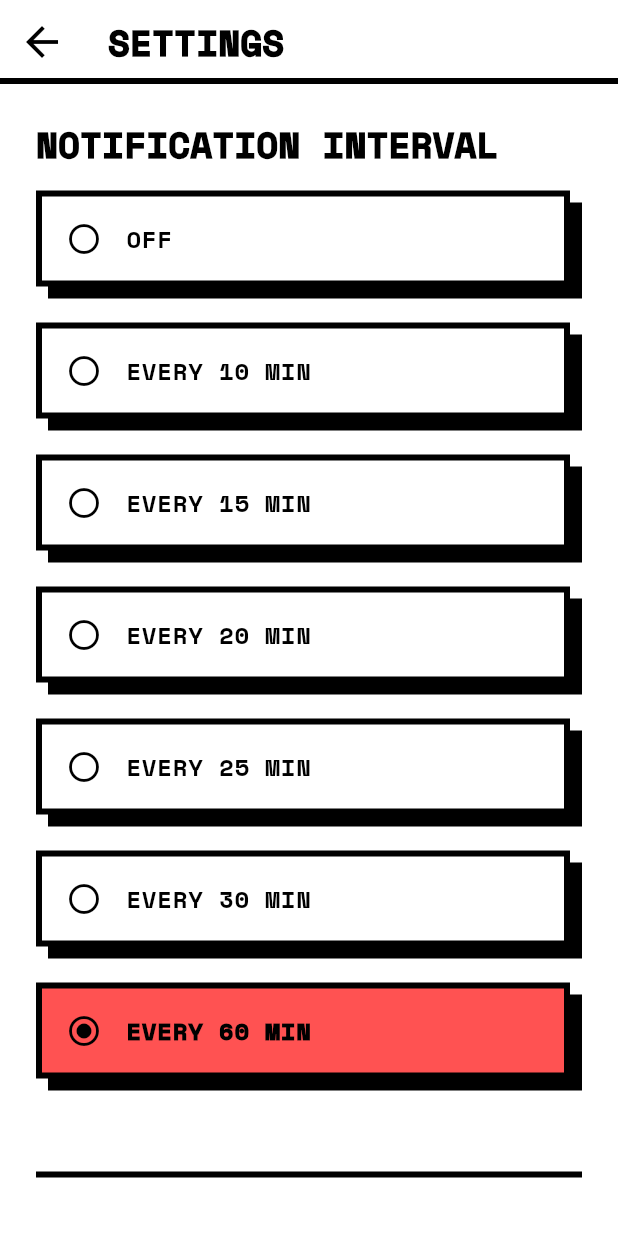
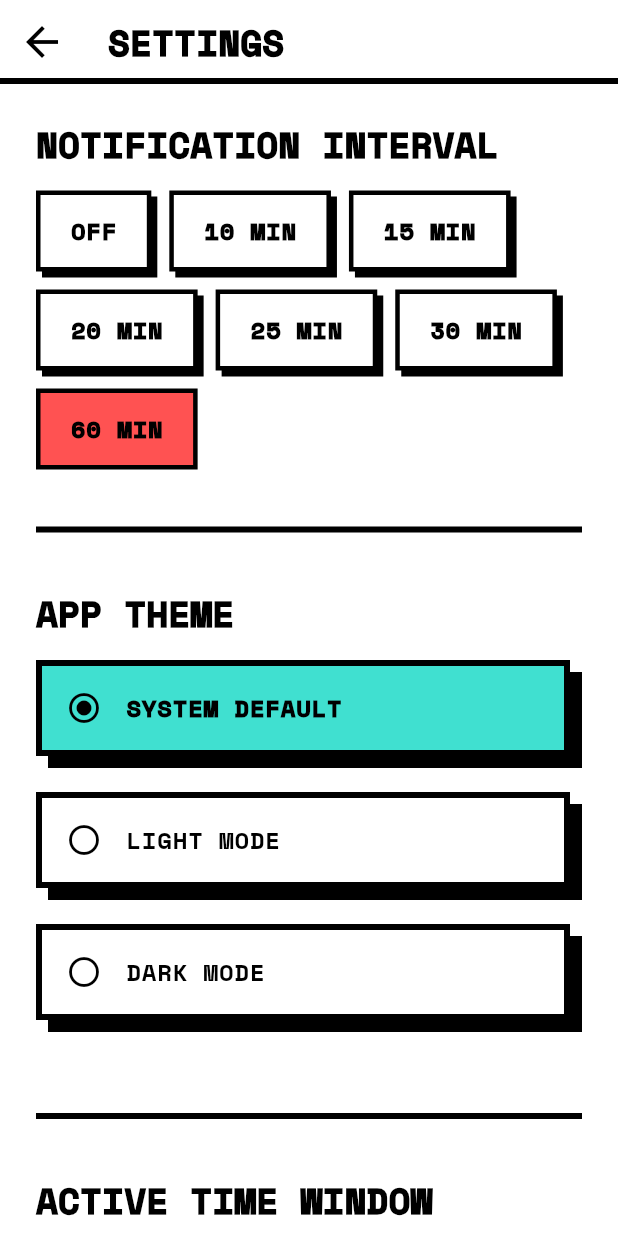
Before and after one commit to NguyenPhuDuc307/ELED, a Flutter app: the screen it shows after launch, after a tap on the "settings" icon, on a phone screen of 412 x 824 dp. Run offline on Flutter 3.47's test engine with Material 3 defaults, Android fonts, the phone set to English and light mode, and no system bars; our stand-ins replace csv, flutter_local_notifications, google_fonts, shared_preferences, timezone; missing offline and left inert: android_alarm_manager_plus, home_widget; statements that could not run were skipped.

Commit message:
cải tiến giao diện

```diff
--- a/lib/screens/home_screen.dart
+++ b/lib/screens/home_screen.dart
@@ -486,10 +486,9 @@ class _HomeScreenState extends State<HomeScreen> {
       itemCount: results.length,
       itemBuilder: (context, index) {
         final vocab = results[index];
-        final isEven = index % 2 == 0;
 
         Widget card = BrutalistCard(
-          backgroundColor: isEven ? BrutalistTheme.primary : BrutalistTheme.accent,
+          backgroundColor: levelColor(vocab.levels, fallbackIndex: index),
           onTap: () {
             if (widget.onWordSelected != null) {
               widget.onWordSelected!(vocab);
@@ -723,12 +722,11 @@ class _HomeScreenState extends State<HomeScreen> {
       itemCount: distinctResults.length,
       itemBuilder: (context, index) {
         final vocab = distinctResults[index];
-        final isEven = index % 2 == 0;
 
         return Padding(
           padding: const EdgeInsets.only(bottom: 24.0),
           child: BrutalistCard(
-            backgroundColor: isEven ? BrutalistTheme.primary : BrutalistTheme.accent,
+            backgroundColor: levelColor(vocab.levels, fallbackIndex: index),
             onTap: () {
               if (widget.onWordSelected != null) {
                 widget.onWordSelected!(vocab);
--- a/lib/screens/learning_screen.dart
+++ b/lib/screens/learning_screen.dart
@@ -3,7 +3,7 @@ import 'package:google_fonts/google_fonts.dart';
 import 'package:url_launcher/url_launcher.dart';
 import 'package:shared_preferences/shared_preferences.dart';
 import '../models/vocabulary.dart';
-import '../theme/brutalist_theme.dart';
+import '../theme/brutalist_theme.dart' show BrutalistTheme, BrutalistContext, levelColor;
 import '../widgets/brutalist_card.dart';
 
 class LearningScreen extends StatefulWidget {
@@ -108,21 +108,40 @@ class _LearningScreenState extends State<LearningScreen> {
       body: Column(
         children: [
           Padding(
-            padding: const EdgeInsets.symmetric(horizontal: 24.0, vertical: 16.0),
+            padding: const EdgeInsets.fromLTRB(24.0, 16.0, 24.0, 8.0),
             child: Row(
               mainAxisAlignment: MainAxisAlignment.spaceBetween,
               children: [
                 Text(
-                  'PROGRESS',
-                  style: Theme.of(context).textTheme.headlineMedium,
+                  '${_currentIndex + 1} / ${widget.vocabularies.length}',
+                  style: Theme.of(context).textTheme.bodyLarge?.copyWith(
+                        fontWeight: FontWeight.w900,
+                      ),
                 ),
                 Text(
-                  '${_currentIndex + 1} / ${widget.vocabularies.length}',
-                  style: Theme.of(context).textTheme.headlineMedium,
+                  '${((_currentIndex + 1) / widget.vocabularies.length * 100).round()}%',
+                  style: Theme.of(context).textTheme.bodyLarge?.copyWith(
+                        fontWeight: FontWeight.w900,
+                        color: BrutalistTheme.secondary,
+                      ),
                 ),
               ],
             ),
           ),
+          Padding(
+            padding: const EdgeInsets.symmetric(horizontal: 24.0),
+            child: ClipRRect(
+              child: LinearProgressIndicator(
+                value: widget.vocabularies.isEmpty
+                    ? 0
+                    : (_currentIndex + 1) / widget.vocabularies.length,
+                minHeight: 8,
+                color: BrutalistTheme.primary,
+                backgroundColor: context.bBorder.withValues(alpha: 0.15),
+              ),
+            ),
+          ),
+          const SizedBox(height: 8),
           Expanded(
             child: PageView.builder(
               controller: _pageController,
@@ -137,9 +156,7 @@ class _LearningScreenState extends State<LearningScreen> {
                 return Padding(
                   padding: const EdgeInsets.all(24.0),
                   child: BrutalistCard(
-                    backgroundColor: index % 2 == 0
-                        ? BrutalistTheme.primary
-                        : BrutalistTheme.accent,
+                    backgroundColor: levelColor(vocab.levels, fallbackIndex: index),
                     child: Padding(
                       padding: const EdgeInsets.all(32.0),
                       child: Column(
--- a/lib/screens/menu_screen.dart
+++ b/lib/screens/menu_screen.dart
@@ -115,20 +115,29 @@ class _MenuScreenState extends State<MenuScreen> {
                   );
                 },
                 child: Padding(
-                  padding: const EdgeInsets.all(32.0),
-                  child: Center(
-                    child: Text(
-                      'POPULARITY\n(A1 - C1)',
+                  padding: const EdgeInsets.symmetric(horizontal: 32.0, vertical: 24.0),
+                  child: Column(
+                    crossAxisAlignment: CrossAxisAlignment.start,
+                    children: [
+                      Text(
+                        'POPULARITY',
                         style: Theme.of(context).textTheme.headlineMedium?.copyWith(
                               fontWeight: FontWeight.w900,
                               color: BrutalistTheme.black,
                             ),
-                      textAlign: TextAlign.center,
+                      ),
+                      const SizedBox(height: 4),
+                      Text(
+                        'Học từ theo cấp độ A1 → C1',
+                        style: Theme.of(context).textTheme.bodyLarge?.copyWith(
+                              color: BrutalistTheme.black.withValues(alpha: 0.7),
+                            ),
+                      ),
+                    ],
                   ),
                 ),
               ),
-              ),
-              const SizedBox(height: 32),
+              const SizedBox(height: 16),
               BrutalistCard(
                 backgroundColor: BrutalistTheme.accent,
                 onTap: () {
@@ -139,20 +148,29 @@ class _MenuScreenState extends State<MenuScreen> {
                   );
                 },
                 child: Padding(
-                  padding: const EdgeInsets.all(32.0),
-                  child: Center(
-                    child: Text(
-                      'TOPICS\n(BY CATEGORY)',
+                  padding: const EdgeInsets.symmetric(horizontal: 32.0, vertical: 24.0),
+                  child: Column(
+                    crossAxisAlignment: CrossAxisAlignment.start,
+                    children: [
+                      Text(
+                        'TOPICS',
                         style: Theme.of(context).textTheme.headlineMedium?.copyWith(
                               fontWeight: FontWeight.w900,
                               color: BrutalistTheme.black,
                             ),
-                      textAlign: TextAlign.center,
+                      ),
+                      const SizedBox(height: 4),
+                      Text(
+                        'Học theo chủ đề: động vật, du lịch…',
+                        style: Theme.of(context).textTheme.bodyLarge?.copyWith(
+                              color: BrutalistTheme.black.withValues(alpha: 0.7),
+                            ),
+                      ),
+                    ],
                   ),
                 ),
               ),
-              ),
-              const SizedBox(height: 32),
+              const SizedBox(height: 16),
               BrutalistCard(
                 backgroundColor: context.bBorder,
                 onTap: () {
@@ -163,20 +181,29 @@ class _MenuScreenState extends State<MenuScreen> {
                   );
                 },
                 child: Padding(
-                  padding: const EdgeInsets.all(32.0),
-                  child: Center(
-                    child: Text(
+                  padding: const EdgeInsets.symmetric(horizontal: 32.0, vertical: 24.0),
+                  child: Column(
+                    crossAxisAlignment: CrossAxisAlignment.start,
+                    children: [
+                      Text(
                         'MY COLLECTIONS',
                         style: Theme.of(context).textTheme.headlineMedium?.copyWith(
                               fontWeight: FontWeight.w900,
                               color: context.bBg,
                             ),
-                      textAlign: TextAlign.center,
+                      ),
+                      const SizedBox(height: 4),
+                      Text(
+                        'Danh sách từ vựng tự tạo',
+                        style: Theme.of(context).textTheme.bodyLarge?.copyWith(
+                              color: context.bBg.withValues(alpha: 0.7),
+                            ),
+                      ),
+                    ],
                   ),
                 ),
               ),
-              ),
-              const SizedBox(height: 32),
+              const SizedBox(height: 16),
               BrutalistCard(
                 backgroundColor: BrutalistTheme.secondary,
                 onTap: () {
@@ -187,20 +214,29 @@ class _MenuScreenState extends State<MenuScreen> {
                   );
                 },
                 child: Padding(
-                  padding: const EdgeInsets.all(32.0),
-                  child: Center(
-                    child: Text(
+                  padding: const EdgeInsets.symmetric(horizontal: 32.0, vertical: 24.0),
+                  child: Column(
+                    crossAxisAlignment: CrossAxisAlignment.start,
+                    children: [
+                      Text(
                         'KNOWN WORDS',
                         style: Theme.of(context).textTheme.headlineMedium?.copyWith(
                               fontWeight: FontWeight.w900,
                               color: BrutalistTheme.black,
                             ),
-                      textAlign: TextAlign.center,
+                      ),
+                      const SizedBox(height: 4),
+                      Text(
+                        'Ôn lại những từ đã thuộc',
+                        style: Theme.of(context).textTheme.bodyLarge?.copyWith(
+                              color: BrutalistTheme.black.withValues(alpha: 0.7),
+                            ),
+                      ),
+                    ],
                   ),
                 ),
               ),
-              ),
-              const SizedBox(height: 48),
+              const SizedBox(height: 16),
               BrutalistCard(
                 backgroundColor: context.bBg,
                 onTap: () {
@@ -211,16 +247,25 @@ class _MenuScreenState extends State<MenuScreen> {
                   );
                 },
                 child: Padding(
-                  padding: const EdgeInsets.all(32.0),
-                  child: Center(
-                    child: Text(
-                      'NOTIFICATIONS\nHISTORY',
+                  padding: const EdgeInsets.symmetric(horizontal: 32.0, vertical: 24.0),
+                  child: Column(
+                    crossAxisAlignment: CrossAxisAlignment.start,
+                    children: [
+                      Text(
+                        'HISTORY',
                         style: Theme.of(context).textTheme.headlineMedium?.copyWith(
                               fontWeight: FontWeight.w900,
                               color: context.bBorder,
                             ),
-                      textAlign: TextAlign.center,
                       ),
+                      const SizedBox(height: 4),
+                      Text(
+                        'Từ đã nhận qua thông báo',
+                        style: Theme.of(context).textTheme.bodyLarge?.copyWith(
+                              color: context.bBorder.withValues(alpha: 0.7),
+                            ),
+                      ),
+                    ],
                   ),
                 ),
               ),
--- a/lib/screens/settings_screen.dart
+++ b/lib/screens/settings_screen.dart
@@ -330,44 +330,37 @@ class _SettingsScreenState extends State<SettingsScreen> {
   Widget _buildIntervalSelector() {
     final options = {
       0: 'OFF',
-      10: 'EVERY 10 MIN',
-      15: 'EVERY 15 MIN',
-      20: 'EVERY 20 MIN',
-      25: 'EVERY 25 MIN',
-      30: 'EVERY 30 MIN',
-      60: 'EVERY 60 MIN',
+      10: '10 MIN',
+      15: '15 MIN',
+      20: '20 MIN',
+      25: '25 MIN',
+      30: '30 MIN',
+      60: '60 MIN',
     };
 
-    return Column(
+    return Wrap(
+      spacing: 12.0,
+      runSpacing: 12.0,
       children: options.entries.map((entry) {
         final isSelected = _intervalMinutes == entry.key;
-        return Padding(
-          padding: const EdgeInsets.only(bottom: 12.0),
-          child: BrutalistCard(
-            backgroundColor: isSelected ? BrutalistTheme.secondary : context.bBg,
-            onTap: () {
-              setState(() {
-                _intervalMinutes = entry.key;
-              });
-            },
-            child: Padding(
-              padding: const EdgeInsets.all(16.0),
-              child: Row(
-                children: [
-                   Icon(
-                    isSelected ? Icons.radio_button_checked : Icons.radio_button_unchecked,
+        return GestureDetector(
+          onTap: () => setState(() => _intervalMinutes = entry.key),
+          child: AnimatedContainer(
+            duration: const Duration(milliseconds: 120),
+            padding: const EdgeInsets.symmetric(horizontal: 20, vertical: 12),
+            decoration: BoxDecoration(
+              color: isSelected ? BrutalistTheme.secondary : context.bBg,
+              border: Border.all(color: context.bBorder, width: 3),
+              boxShadow: isSelected
+                  ? []
+                  : [BoxShadow(color: context.bBorder, offset: const Offset(4, 4))],
+            ),
+            child: Text(
+              entry.value,
+              style: Theme.of(context).textTheme.bodyLarge?.copyWith(
+                    fontWeight: FontWeight.w900,
                     color: isSelected ? BrutalistTheme.black : context.bBorder,
                   ),
-                  const SizedBox(width: 16),
-                  Text(
-                    entry.value,
-                    style: Theme.of(context).textTheme.bodyLarge?.copyWith(
-                          fontWeight: isSelected ? FontWeight.w900 : FontWeight.bold,
-                          color: isSelected ? BrutalistTheme.black : context.bBorder,
-                        ),
-                  ),
-                ],
-              ),
             ),
           ),
         );
--- a/lib/theme/brutalist_theme.dart
+++ b/lib/theme/brutalist_theme.dart
@@ -90,8 +90,18 @@ class BrutalistTheme {
 }
 
 extension BrutalistContext on BuildContext {
-  /// Represents the dynamic "Black" border/text color (White in dark mode)
   Color get bBorder => Theme.of(this).colorScheme.onSurface;
-  /// Represents the dynamic "White" background color (Black in dark mode)
   Color get bBg => Theme.of(this).colorScheme.surface;
 }
+
+/// Returns a card background color based on Oxford level string (e.g. "A1", "B2").
+/// Falls back to alternating primary/accent if level is unrecognized.
+Color levelColor(String levels, {int fallbackIndex = 0}) {
+  final upper = levels.toUpperCase();
+  if (upper.contains('A1')) return BrutalistTheme.primary;
+  if (upper.contains('A2')) return BrutalistTheme.accent;
+  if (upper.contains('B1')) return const Color(0xFFB8A9FF); // soft purple
+  if (upper.contains('B2')) return const Color(0xFFFFB347); // soft orange
+  if (upper.contains('C1')) return BrutalistTheme.secondary;
+  return fallbackIndex % 2 == 0 ? BrutalistTheme.primary : BrutalistTheme.accent;
+}
--- a/lib/widgets/brutalist_card.dart
+++ b/lib/widgets/brutalist_card.dart
@@ -1,7 +1,7 @@
 import 'package:flutter/material.dart';
 import '../theme/brutalist_theme.dart';
 
-class BrutalistCard extends StatelessWidget {
+class BrutalistCard extends StatefulWidget {
   final Widget child;
   final Color? backgroundColor;
   final VoidCallback? onTap;
@@ -14,29 +14,40 @@ class BrutalistCard extends StatelessWidget {
   });
 
   @override
+  State<BrutalistCard> createState() => _BrutalistCardState();
+}
+
+class _BrutalistCardState extends State<BrutalistCard> {
+  bool _isPressed = false;
+
+  @override
   Widget build(BuildContext context) {
-    final effectiveBg = backgroundColor ?? context.bBg;
+    final effectiveBg = widget.backgroundColor ?? context.bBg;
     final isNeon = effectiveBg == BrutalistTheme.primary ||
         effectiveBg == BrutalistTheme.secondary ||
         effectiveBg == BrutalistTheme.accent;
 
-    Widget content = child;
-
+    Widget content = widget.child;
     if (isNeon) {
-      content = Theme(
-        data: BrutalistTheme.lightTheme,
-        child: child,
-      );
+      content = Theme(data: BrutalistTheme.lightTheme, child: content);
     }
 
     return GestureDetector(
-      onTap: onTap,
-      child: Container(
-        margin: const EdgeInsets.only(bottom: 12, right: 8),
+      onTap: widget.onTap,
+      onTapDown: widget.onTap != null ? (_) => setState(() => _isPressed = true) : null,
+      onTapUp: widget.onTap != null ? (_) => setState(() => _isPressed = false) : null,
+      onTapCancel: widget.onTap != null ? () => setState(() => _isPressed = false) : null,
+      child: AnimatedContainer(
+        duration: const Duration(milliseconds: 80),
+        margin: _isPressed
+            ? const EdgeInsets.only(top: 4, left: 4, bottom: 8, right: 4)
+            : const EdgeInsets.only(bottom: 12, right: 8),
         decoration: BoxDecoration(
           color: effectiveBg,
           border: Border.all(color: context.bBorder, width: 4),
-          boxShadow: [
+          boxShadow: _isPressed
+              ? []
+              : [
                   BoxShadow(
                     color: context.bBorder,
                     offset: const Offset(8, 8),
```
Lines whose indentation alone changed are shown as unchanged.
